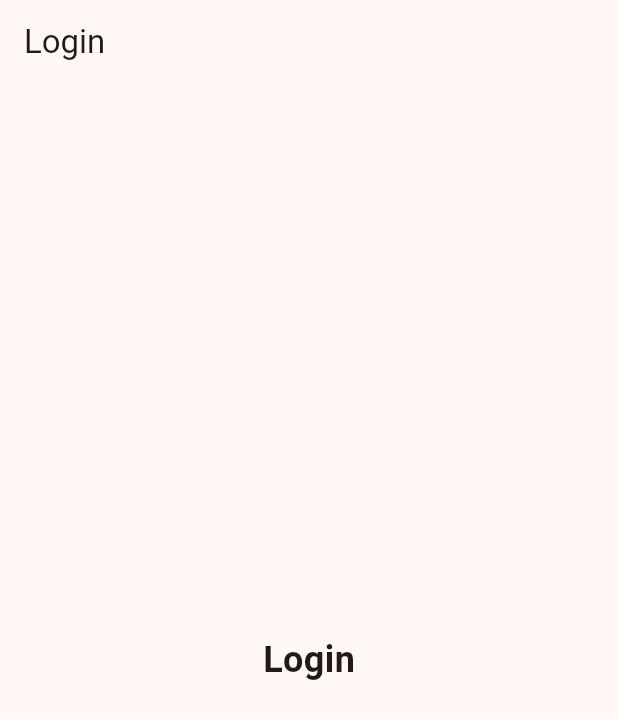
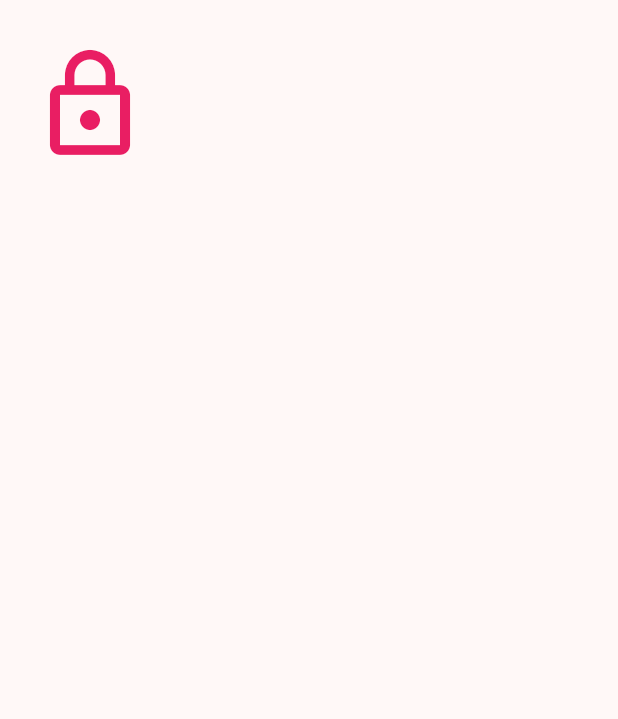
Before and after one commit to agrahafiz13/KB1179-1123150025-uts-, a Flutter app: the ScreenLogin screen opened directly, on a phone screen of 412 x 824 dp. Shown: the top 719 px of the screen. Run offline on Flutter 3.47's test engine with Material 3 defaults, Android fonts, the phone set to English and light mode, and no system bars.

Commit message:
menambahkan icon gembok ke login screen

```diff
--- a/lib/screen/login.dart
+++ b/lib/screen/login.dart
@@ -6,11 +6,16 @@ class ScreenLogin extends StatelessWidget {
   @override
   Widget build(BuildContext context) {
     return Scaffold(
-      appBar: AppBar(title: const Text("Login")),
-      body: const Center(
-        child: Text(
-          "Login",
-          style: TextStyle(fontSize: 24, fontWeight: FontWeight.bold),
+      body: SingleChildScrollView(
+        child: Container(
+          padding: const EdgeInsets.all(20.0),
+          child: const Column(
+            children: [
+              SizedBox(height: 10),
+              Icon(Icons.lock_outline, size: 80, color: Colors.pink),
+              SizedBox(height: 10),
+            ],
+          ),
         ),
       ),
     );
```
